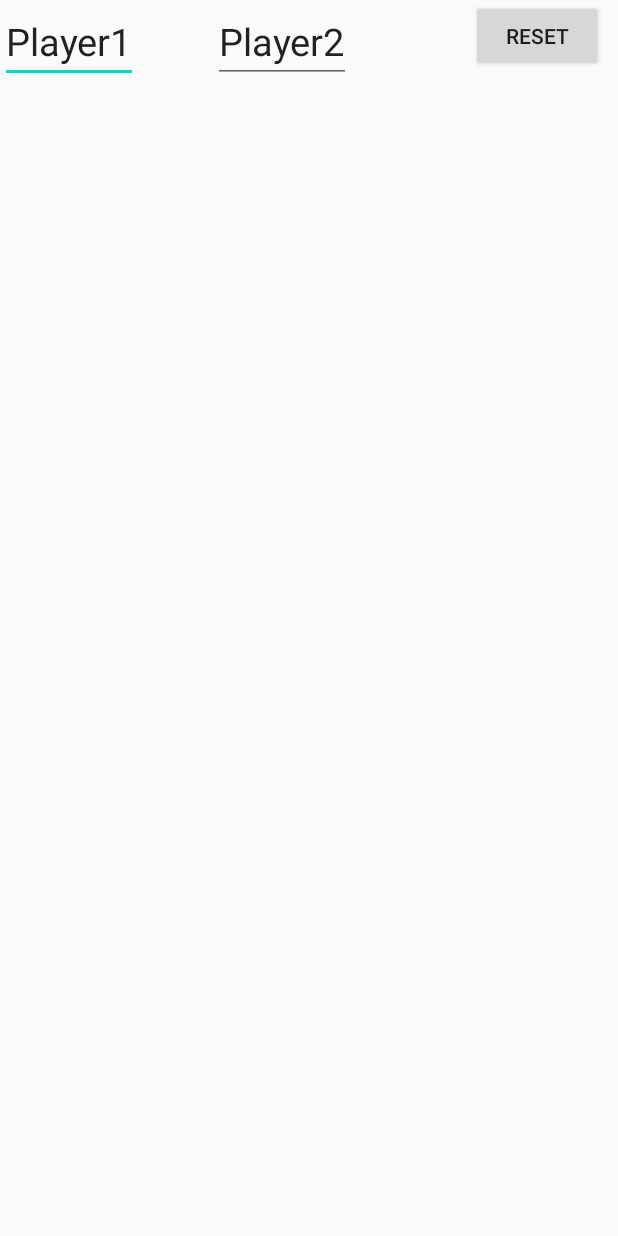
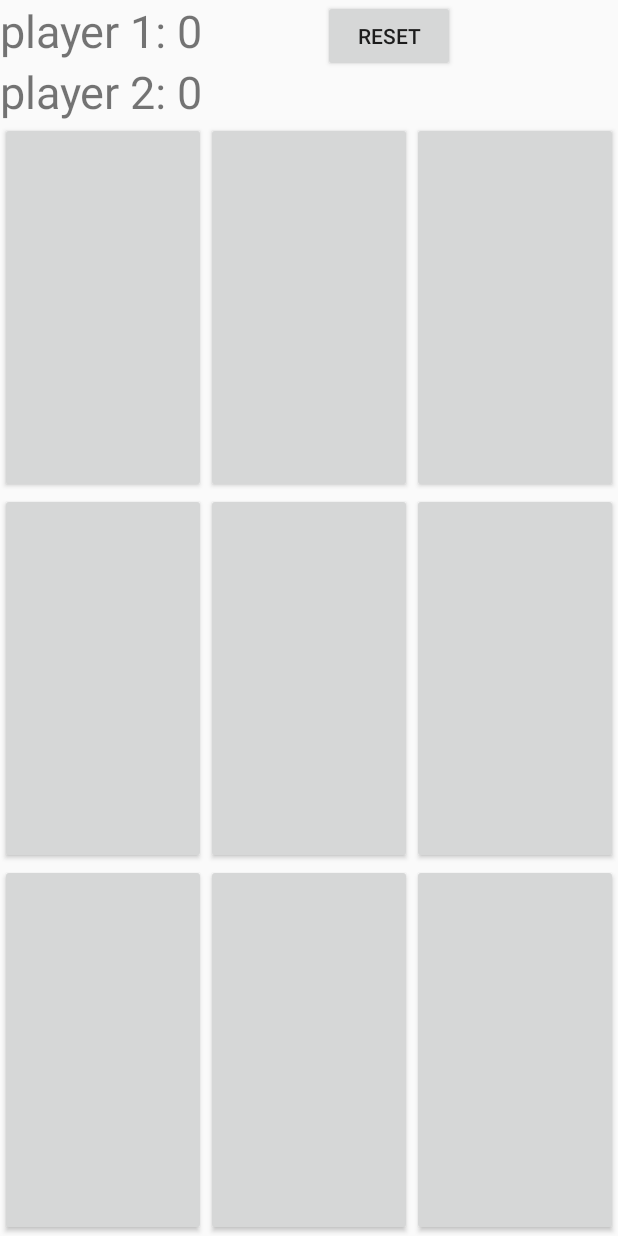
Before and after one commit to tamim1122/Tic-Toc-Toe, an Android app: the GameLaunch screen opened directly, with no data from a screen before it, on a phone screen of 412 x 824 dp. Run offline under Robolectric (Android 15) with nearby library versions, the phone set to English and light mode, and no system bars; 1 statement that could not run was skipped.

Commit message:
game launch xml modify

```diff
--- a/app/src/main/res/layout/activity_game_launch.xml
+++ b/app/src/main/res/layout/activity_game_launch.xml
@@ -4,43 +4,115 @@
     xmlns:tools="http://schemas.android.com/tools"
     android:layout_width="match_parent"
     android:layout_height="match_parent"
+    android:orientation="vertical"
     tools:context=".GameLaunch">
 
 
     <RelativeLayout
-        android:layout_width="wrap_content"
+        android:layout_width="match_parent"
         android:layout_height="wrap_content">
 
-        <EditText
+      <TextView
+          android:layout_width="wrap_content"
+          android:layout_height="wrap_content"
+          android:id="@+id/text_View_p1"
+          android:textSize="30sp"
+          android:text="player 1: 0"
+          />
+        <TextView
             android:layout_width="wrap_content"
             android:layout_height="wrap_content"
-            android:id="@+id/gameplayer1"
-            android:text="@string/gameplayer1_txt"
-            android:textSize="25sp"/>
-        <EditText
+            android:id="@+id/text_View_p2"
+            android:textSize="30sp"
+            android:layout_below="@+id/text_View_p1"
+            android:text="player 2: 0"
+          />
+
+        <Button
+            android:id="@+id/resetbtn"
             android:layout_width="wrap_content"
             android:layout_height="wrap_content"
-            android:id="@+id/gameplayer2"
-            android:text="@string/gameplayer2_txt"
-            android:textSize="25sp"
-            android:layout_toRightOf="@id/gameplayer1"
-            android:layout_marginLeft="50dp"
-            />
-
-        <Button
-            android:id="@+id/resetntn"
-            android:layout_width="wrap_content"
-            android:layout_height="wrap_content"
-            android:layout_toRightOf="@+id/gameplayer2"
+            android:layout_toRightOf="@+id/text_View_p2"
             android:layout_marginLeft="80dp"
             android:text="Reset"
 
             />
 
+    </RelativeLayout>
+
+    <LinearLayout
+        android:layout_width="match_parent"
+        android:layout_height="0dp"
+        android:layout_weight="1">
+        <Button
+            android:id="@+id/btn_00"
+            android:layout_width="0dp"
+            android:layout_height="match_parent"
+            android:layout_weight="1"
+            android:textSize="60sp"/>
+        <Button
+            android:id="@+id/btn_01"
+            android:layout_width="0dp"
+            android:layout_height="match_parent"
+            android:layout_weight="1"
+            android:textSize="60sp"/>
+        <Button
+            android:id="@+id/btn_02"
+            android:layout_width="0dp"
+            android:layout_height="match_parent"
+            android:layout_weight="1"
+            android:textSize="60sp"/>
+
+    </LinearLayout>
+    <LinearLayout
+        android:layout_width="match_parent"
+        android:layout_height="0dp"
+        android:layout_weight="1">
+        <Button
+            android:id="@+id/btn_10"
+            android:layout_width="0dp"
+            android:layout_height="match_parent"
+            android:layout_weight="1"
+            android:textSize="60sp"/>
+        <Button
+            android:id="@+id/btn_11"
+            android:layout_width="0dp"
+            android:layout_height="match_parent"
+            android:layout_weight="1"
+            android:textSize="60sp"/>
+        <Button
+            android:id="@+id/btn_12"
+            android:layout_width="0dp"
+            android:layout_height="match_parent"
+            android:layout_weight="1"
+            android:textSize="60sp"/>
+
+    </LinearLayout>
+
+    <LinearLayout
+        android:layout_width="match_parent"
+        android:layout_height="0dp"
+        android:layout_weight="1">
+        <Button
+            android:id="@+id/btn_20"
+            android:layout_width="0dp"
+            android:layout_height="match_parent"
+            android:layout_weight="1"
+            android:textSize="60sp"/>
+        <Button
+            android:id="@+id/btn_21"
+            android:layout_width="0dp"
+            android:layout_height="match_parent"
+            android:layout_weight="1"
+            android:textSize="60sp"/>
+        <Button
+            android:id="@+id/btn_22"
+            android:layout_width="0dp"
+            android:layout_height="match_parent"
+            android:layout_weight="1"
+            android:textSize="60sp"/>
+
+    </LinearLayout>
 
 
-
-
-    </RelativeLayout>
-
 </LinearLayout>
```
